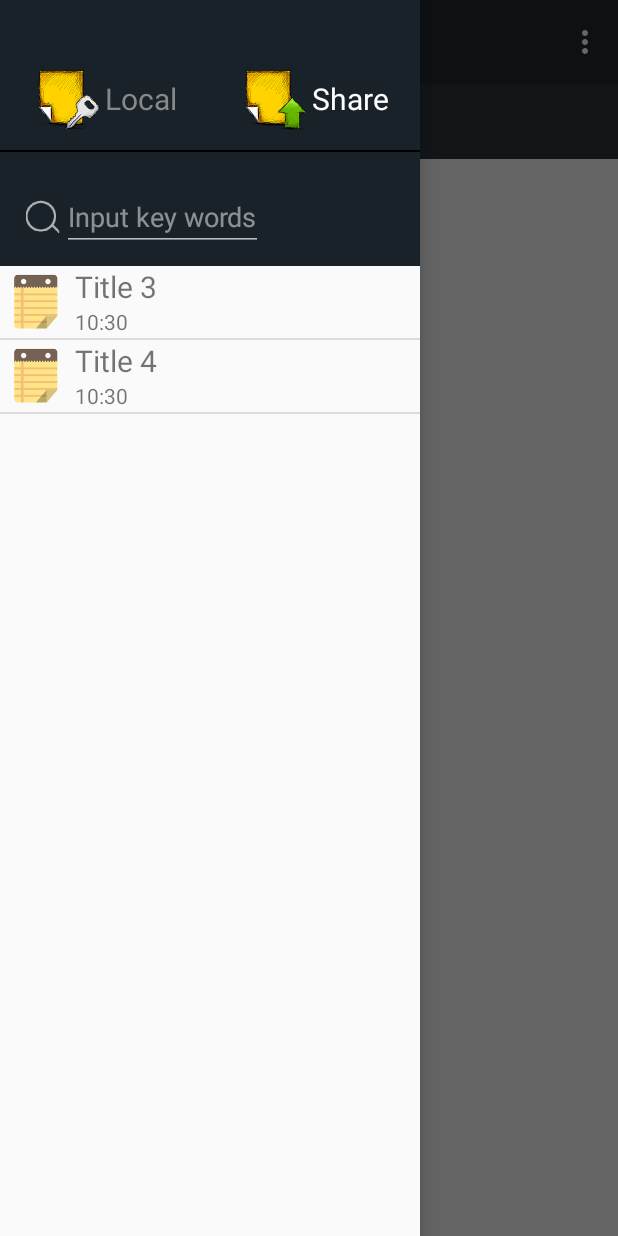
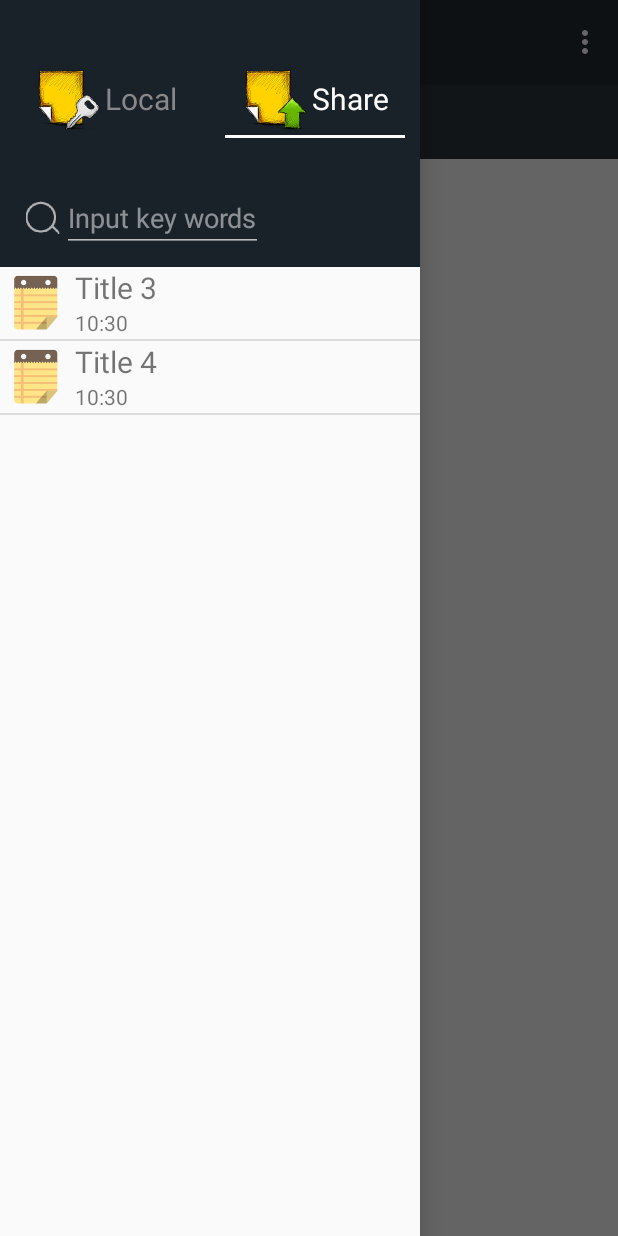
Before and after one commit to MaximeBi/NoteShare, an Android app: the screen it shows after launch (MainActivity), after a tap on "Share", on a phone screen of 412 x 824 dp. Run offline under Robolectric (Android 15) with nearby library versions, the phone set to English and light mode, and no system bars; our stand-ins replace Volley; network calls fail; 2 other taps on this screen came first.

Commit message:
ajouter tab line

```diff
--- a/app/src/main/java/com/example/maxime/noteshare/MainActivity.java
+++ b/app/src/main/java/com/example/maxime/noteshare/MainActivity.java
@@ -5,12 +5,10 @@ import android.os.Bundle;
 import android.support.v4.view.GestureDetectorCompat;
 import android.support.v4.view.GravityCompat;
 import android.support.v4.view.ViewPager;
-import android.support.v4.view.ViewPager.OnPageChangeListener;
 import android.support.v4.widget.DrawerLayout;
 import android.support.v7.app.ActionBarDrawerToggle;
 import android.support.v7.app.AppCompatActivity;
 import android.support.v7.widget.Toolbar;
-import android.util.DisplayMetrics;
 import android.view.Menu;
 import android.view.MenuItem;
 import android.view.MotionEvent;
@@ -33,16 +31,14 @@ public class MainActivity extends AppCompatActivity {
     private EditText contentEdit;
     private GestureDetectorCompat detector;
 
-    private ListView menu_left, menu_right;
+    private ListView menu_left;
     private ArrayList<Note> notes_right;
 
     private NoteAdapter localAdapter, adapter_right;
 
     private ViewPager mPageVp;
-    private ImageView mTabLineIv;
+    private ImageView TabLine1,TabLine2;
     private TextView tab_local, tab_share;
-    private int currentIndex;
-    private int screenWidth;
 
     @Override
     protected void onCreate(Bundle savedInstanceState) {
@@ -63,6 +59,8 @@ public class MainActivity extends AppCompatActivity {
         titleEdit = (EditText) findViewById(R.id.title_edit);
         contentEdit = (EditText) findViewById(R.id.content_edit);
 
+        TabLine1 = (ImageView) findViewById(R.id.tab_line1);
+        TabLine2 = (ImageView) findViewById(R.id.tab_line2);
 
         mPageVp = (ViewPager) findViewById(R.id.vp);
         tab_local = (TextView) findViewById(R.id.id_local);
@@ -72,7 +70,9 @@ public class MainActivity extends AppCompatActivity {
                 mPageVp.setCurrentItem(0);
                 menu_left.setAdapter(localAdapter);
                 tab_local.setTextColor(Color.WHITE);
+                TabLine1.setBackgroundColor(Color.WHITE);
                 tab_share.setTextColor(Color.GRAY);
+                TabLine2.setBackgroundColor(getResources().getColor(R.color.colorAccent));
             }
         });
         tab_share = (TextView) findViewById(R.id.id_share);
@@ -82,10 +82,11 @@ public class MainActivity extends AppCompatActivity {
                 mPageVp.setCurrentItem(1);
                 menu_left.setAdapter(adapter_right);
                 tab_share.setTextColor(Color.WHITE);
+                TabLine2.setBackgroundColor(Color.WHITE);
                 tab_local.setTextColor(Color.GRAY);
+                TabLine1.setBackgroundColor(getResources().getColor(R.color.colorAccent));
             }
         });
-        mTabLineIv = (ImageView) findViewById(R.id.id_tab_line_iv);
 
         menu_left = (ListView) findViewById(R.id.menu_left);
         localAdapter = new NoteAdapter(getApplicationContext(), notesManager.getNotes());
@@ -113,37 +114,6 @@ public class MainActivity extends AppCompatActivity {
             }
         });
 
-        mPageVp.setOnPageChangeListener(new OnPageChangeListener() {
-
-            @Override
-            public void onPageScrollStateChanged(int state) {
-
-            }
-
-            @Override
-            public void onPageScrolled(int position, float offset, int offsetPixels) {
-
-            }
-
-            @Override
-            public void onPageSelected(int position) {
-                tab_local.setTextColor(Color.GRAY);
-                tab_share.setTextColor(Color.GRAY);
-                switch (position) {
-                    case 0:
-                        tab_local.setTextColor(Color.WHITE);
-                        break;
-                    case 1:
-                        tab_share.setTextColor(Color.WHITE);
-                        break;
-                }
-                currentIndex = position;
-            }
-        });
-
-        DisplayMetrics dpMetrics = new DisplayMetrics();
-        getWindow().getWindowManager().getDefaultDisplay().getMetrics(dpMetrics);
-        screenWidth = dpMetrics.widthPixels;
     }
 
 
--- a/app/src/main/res/layout/viewpage.xml
+++ b/app/src/main/res/layout/viewpage.xml
@@ -21,8 +21,15 @@
             android:layout_height="wrap_content"
             android:layout_weight="1"
             android:gravity="center"
+            android:orientation="vertical"
+            android:padding="10dip" >
+
+            <LinearLayout
+                android:layout_width="match_parent"
+                android:layout_height="wrap_content"
                 android:orientation="horizontal"
-            android:padding="10dip" >
+                android:gravity="center"
+                >
 
                 <ImageView
                     android:id="@+id/imageView"
@@ -40,7 +47,19 @@
                     android:textColor="#FFFFFFFF"
                     android:textSize="20dip"
                     android:paddingTop="15dp" />
+
             </LinearLayout>
+
+            <ImageView
+                android:id="@+id/tab_line1"
+                android:layout_width="match_parent"
+                android:layout_height="2dp"
+                android:contentDescription="tab1"
+                android:background="#ffffff">
+            </ImageView>
+
+        </LinearLayout>
+
 
         <LinearLayout
             android:id="@+id/id_tab_2"
@@ -49,9 +68,16 @@
             android:layout_weight="1"
             android:clickable="true"
             android:gravity="center"
-            android:orientation="horizontal"
+            android:orientation="vertical"
             android:padding="10dip"
             android:saveEnabled="false" >
+
+            <LinearLayout
+                android:layout_width="match_parent"
+                android:layout_height="wrap_content"
+                android:orientation="horizontal"
+                android:gravity="center"
+                >
 
                 <ImageView
                     android:id="@+id/imageView2"
@@ -69,21 +95,19 @@
                     android:textColor="#80808080"
                     android:textSize="20dip"
                     android:paddingTop="15dp" />
+
+            </LinearLayout>
+
+            <ImageView
+                android:id="@+id/tab_line2"
+                android:layout_width="match_parent"
+                android:layout_height="2dp"
+                android:contentDescription="tab2"
+                android:background="@color/colorAccent">
+            </ImageView>
+
         </LinearLayout>
 
     </LinearLayout>
 
-
-    <ImageView
-        android:id="@+id/id_tab_line_iv"
-        android:layout_width="200dp"
-        android:layout_height="wrap_content"
-        android:contentDescription="tab">
-    </ImageView>
-
-    <View
-        android:layout_width="match_parent"
-        android:layout_height="1dp"
-        android:background="#000000" />
-
 </LinearLayout>
```
Lines whose indentation alone changed are shown as unchanged.
